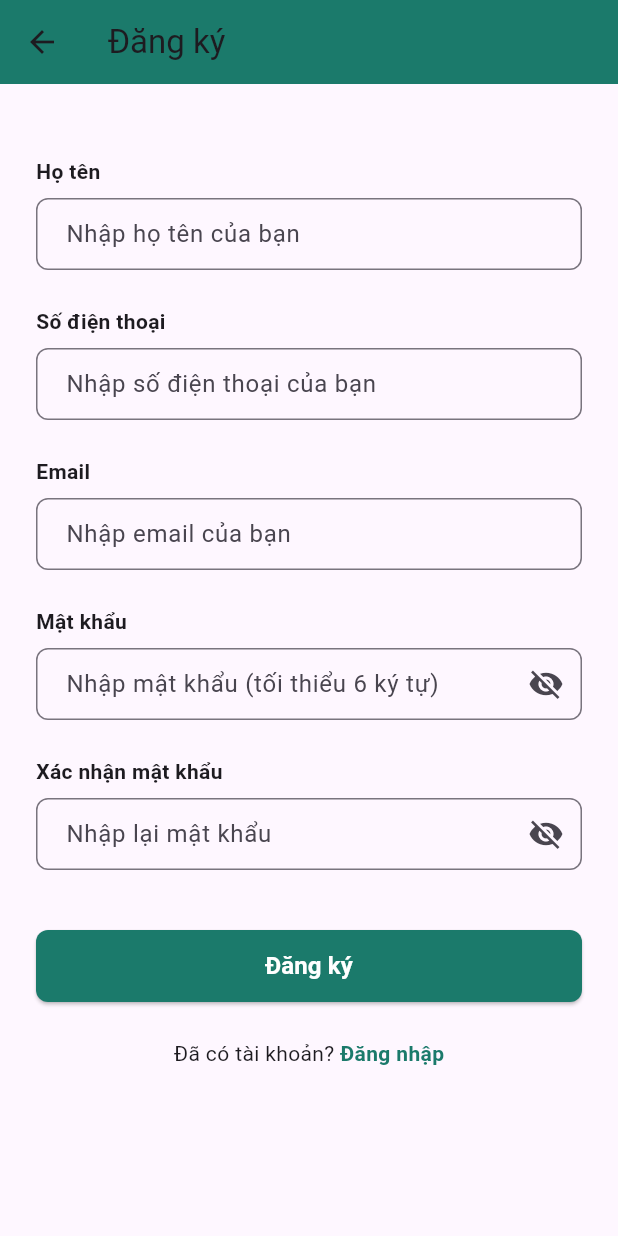
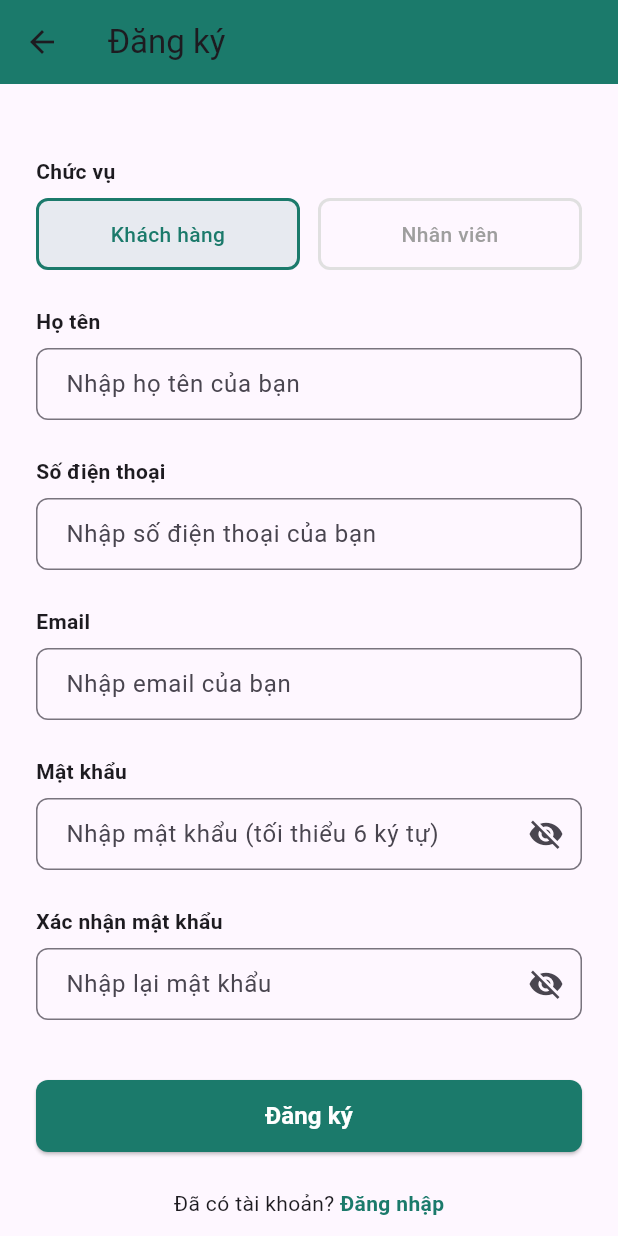
Before and after one commit to votanhoang483/SE357.Q12-CALO-Booking-App, a Flutter app: the screen it shows after launch, after a tap on "Đăng ký", on a phone screen of 412 x 824 dp. Run offline on Flutter 3.47's test engine with Material 3 defaults, Android fonts, the phone set to English and light mode, and no system bars; our stand-ins replace cloud_firestore, firebase_auth, firebase_core, flutter_riverpod; accounts and stored records are empty.

Commit message:
feature staff

```diff
--- a/calo_booking_app/lib/data/repositories/auth_repository.dart
+++ b/calo_booking_app/lib/data/repositories/auth_repository.dart
@@ -19,9 +19,10 @@ class AuthRepository {
     required String password,
     required String name,
     required String phone,
+    required String role, // 'user' or 'staff'
   }) async {
     try {
-      print('📝 Starting registration for: $email');
+      print('📝 Starting registration for: $email with role: $role');
       final userCredential = await _firebaseAuth.createUserWithEmailAndPassword(
         email: email,
         password: password,
@@ -39,10 +40,11 @@ class AuthRepository {
           'name': name,
           'phoneNumber': phone,
           'email': email,
+          'role': role,
           'createdAt': FieldValue.serverTimestamp(),
           'updatedAt': FieldValue.serverTimestamp(),
         });
-        print('✅ User document created successfully');
+        print('✅ User document created successfully with role: $role');
       }
 
       return userCredential;
--- a/calo_booking_app/lib/presentation/screens/register_screen.dart
+++ b/calo_booking_app/lib/presentation/screens/register_screen.dart
@@ -19,6 +19,7 @@ class _RegisterScreenState extends ConsumerState<RegisterScreen> {
   bool _obscurePassword = true;
   bool _obscureConfirmPassword = true;
   bool _isLoading = false;
+  String _selectedRole = 'user'; // 'user' or 'staff'
 
   @override
   void dispose() {
@@ -59,6 +60,7 @@ class _RegisterScreenState extends ConsumerState<RegisterScreen> {
     setState(() => _isLoading = true);
 
     try {
+      print('📝 Starting registration...');
       await ref
           .read(authProvider.notifier)
           .register(
@@ -66,15 +68,42 @@ class _RegisterScreenState extends ConsumerState<RegisterScreen> {
             phone: _phoneController.text.trim(),
             email: _emailController.text.trim(),
             password: _passwordController.text,
+            role: _selectedRole,
           );
 
+      print('✅ Registration successful!');
       if (mounted) {
-        ScaffoldMessenger.of(
-          context,
-        ).showSnackBar(const SnackBar(content: Text('Đăng ký thành công')));
-        Navigator.pop(context);
+        ScaffoldMessenger.of(context).showSnackBar(
+          const SnackBar(
+            content: Text('Đăng ký thành công! Đang auto-login...'),
+          ),
+        );
+
+        // Auto-login after registration
+        await Future.delayed(const Duration(milliseconds: 500));
+
+        if (mounted) {
+          try {
+            print('🔐 Auto-logging in after registration...');
+            await ref
+                .read(authProvider.notifier)
+                .login(
+                  email: _emailController.text.trim(),
+                  password: _passwordController.text,
+                );
+
+            print('✅ Auto-login successful!');
+            // MyApp will rebuild automatically due to authStateProvider watching
+          } catch (loginError) {
+            print('❌ Auto-login failed: $loginError');
+            if (mounted) {
+              Navigator.pop(context); // Go back to login
+            }
+          }
+        }
       }
     } catch (e) {
+      print('❌ Registration error: $e');
       if (mounted) {
         ScaffoldMessenger.of(
           context,
@@ -102,6 +131,87 @@ class _RegisterScreenState extends ConsumerState<RegisterScreen> {
             child: Column(
               crossAxisAlignment: CrossAxisAlignment.start,
               children: [
+                const SizedBox(height: 24),
+
+                // Role Selection
+                const Text(
+                  'Chức vụ',
+                  style: TextStyle(fontSize: 14, fontWeight: FontWeight.bold),
+                ),
+                const SizedBox(height: 8),
+                Row(
+                  children: [
+                    Expanded(
+                      child: GestureDetector(
+                        onTap: () => setState(() => _selectedRole = 'user'),
+                        child: Container(
+                          padding: const EdgeInsets.symmetric(
+                            horizontal: 16,
+                            vertical: 12,
+                          ),
+                          decoration: BoxDecoration(
+                            border: Border.all(
+                              color: _selectedRole == 'user'
+                                  ? const Color(0xFF1B7A6B)
+                                  : Colors.grey.shade300,
+                              width: 2,
+                            ),
+                            borderRadius: BorderRadius.circular(8),
+                            color: _selectedRole == 'user'
+                                ? const Color(0xFF1B7A6B).withOpacity(0.1)
+                                : Colors.transparent,
+                          ),
+                          child: Text(
+                            'Khách hàng',
+                            style: TextStyle(
+                              fontSize: 14,
+                              fontWeight: FontWeight.w500,
+                              color: _selectedRole == 'user'
+                                  ? const Color(0xFF1B7A6B)
+                                  : Colors.grey,
+                            ),
+                            textAlign: TextAlign.center,
+                          ),
+                        ),
+                      ),
+                    ),
+                    const SizedBox(width: 12),
+                    Expanded(
+                      child: GestureDetector(
+                        onTap: () => setState(() => _selectedRole = 'staff'),
+                        child: Container(
+                          padding: const EdgeInsets.symmetric(
+                            horizontal: 16,
+                            vertical: 12,
+                          ),
+                          decoration: BoxDecoration(
+                            border: Border.all(
+                              color: _selectedRole == 'staff'
+                                  ? const Color(0xFF1B7A6B)
+                                  : Colors.grey.shade300,
+                              width: 2,
+                            ),
+                            borderRadius: BorderRadius.circular(8),
+                            color: _selectedRole == 'staff'
+                                ? const Color(0xFF1B7A6B).withOpacity(0.1)
+                                : Colors.transparent,
+                          ),
+                          child: Text(
+                            'Nhân viên',
+                            style: TextStyle(
+                              fontSize: 14,
+                              fontWeight: FontWeight.w500,
+                              color: _selectedRole == 'staff'
+                                  ? const Color(0xFF1B7A6B)
+                                  : Colors.grey,
+                            ),
+                            textAlign: TextAlign.center,
+                          ),
+                        ),
+                      ),
+                    ),
+                  ],
+                ),
                 const SizedBox(height: 24),
 
                 // Name Field
--- a/calo_booking_app/lib/presentation/viewmodels/auth_viewmodel.dart
+++ b/calo_booking_app/lib/presentation/viewmodels/auth_viewmodel.dart
@@ -26,6 +26,7 @@ class AuthNotifier extends StateNotifier<AsyncValue<void>> {
     required String password,
     required String name,
     required String phone,
+    required String role,
   }) async {
     state = const AsyncValue.loading();
     try {
@@ -34,6 +35,7 @@ class AuthNotifier extends StateNotifier<AsyncValue<void>> {
         password: password,
         name: name,
         phone: phone,
+        role: role,
       );
       state = const AsyncValue.data(null);
     } catch (e, st) {
```
Also changed, not shown: calo_booking_app/lib/main.dart (+41 -12 lines), calo_booking_app/lib/presentation/screens/account_screen.dart (+7 -9 lines), calo_booking_app/lib/presentation/screens/login_screen.dart (+28 -35 lines), calo_booking_app/lib/presentation/screens/staff_screen.dart (added, +468 -0 lines), calo_booking_app/lib/presentation/viewmodels/user_viewmodel.dart (+9 -7 lines).
